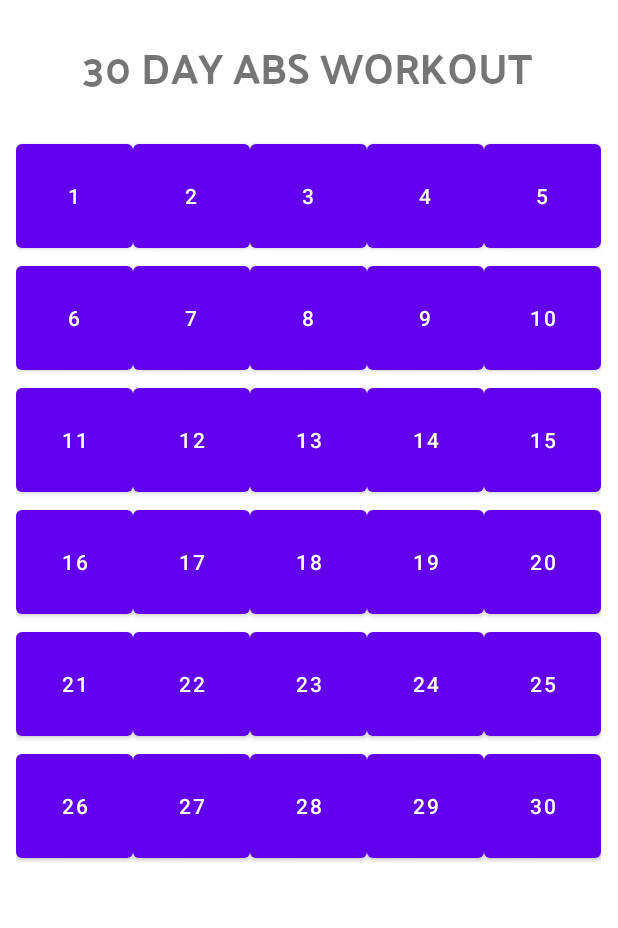
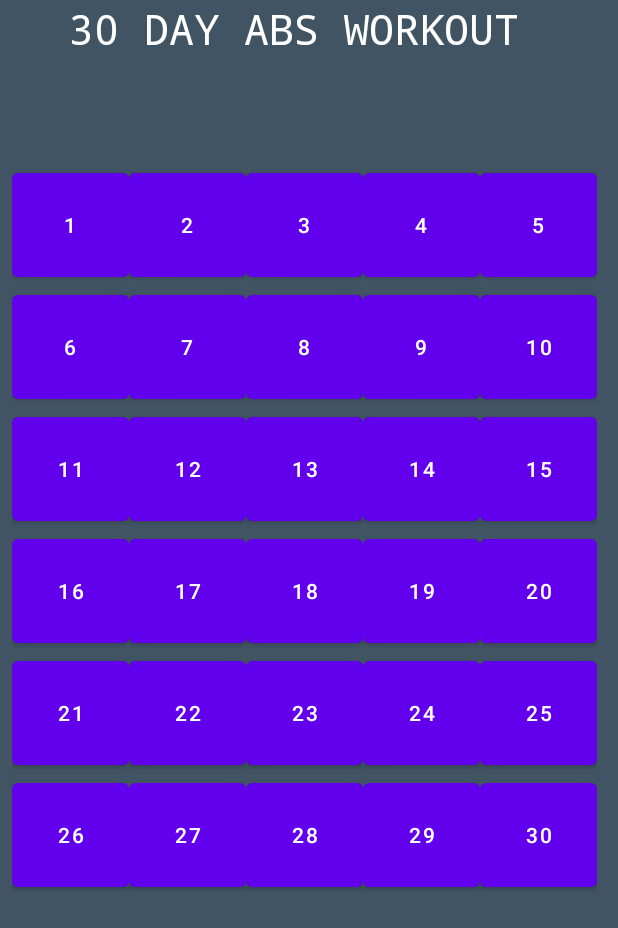
Before and after one commit to ppandya12/IndividualProject2021, an Android app: the layout fragment_dashboard.xml on its own in the app's theme, with its tools: preview values and no code run, on a phone screen of 412 x 824 dp. Shown: the top 928 px of the screen. Run offline under Robolectric (Android 15) with nearby library versions, the phone set to English and light mode, and no system bars.

Commit message:
changed colour theme after conducting more research & changed fonts

```diff
--- a/MyApplication/app/src/main/res/layout/fragment_dashboard.xml
+++ b/MyApplication/app/src/main/res/layout/fragment_dashboard.xml
@@ -4,6 +4,7 @@
     xmlns:tools="http://schemas.android.com/tools"
     android:layout_width="match_parent"
     android:layout_height="match_parent"
+    android:background="#415463"
     tools:context=".ui.dashboard.DashboardFragment">
 
     <TextView
@@ -24,12 +25,13 @@
         android:id="@+id/gridLayout"
         android:layout_width="396dp"
         android:layout_height="565dp"
+        android:layout_marginTop="101dp"
+        android:layout_marginBottom="141dp"
         app:layout_constraintBottom_toBottomOf="parent"
         app:layout_constraintEnd_toEndOf="parent"
-        app:layout_constraintHorizontal_bias="0.666"
+        app:layout_constraintHorizontal_bias="0.5"
         app:layout_constraintStart_toStartOf="parent"
-        app:layout_constraintTop_toTopOf="parent"
-        app:layout_constraintVertical_bias="0.347">
+        app:layout_constraintTop_toTopOf="parent">
 
         <androidx.gridlayout.widget.GridLayout
             android:layout_width="wrap_content"
@@ -41,13 +43,17 @@
                 android:id="@+id/button64"
                 android:layout_width="78dp"
                 android:layout_height="81dp"
-                android:text="1" />
+                android:hapticFeedbackEnabled="true"
+                android:text="@string/_1"
+                app:iconTint="#252728"
+                app:rippleColor="#FFFFFF" />
 
             <Button
                 android:id="@+id/button60"
                 android:layout_width="78dp"
                 android:layout_height="81dp"
-                android:text="2"
+                android:hapticFeedbackEnabled="true"
+                android:text="@string/_2"
                 app:layout_column="1"
                 app:layout_row="0" />
 
@@ -55,25 +61,29 @@
                 android:id="@+id/button61"
                 android:layout_width="78dp"
                 android:layout_height="81dp"
-                android:text="3" />
+                android:hapticFeedbackEnabled="true"
+                android:text="@string/_3" />
 
             <Button
                 android:id="@+id/button62"
                 android:layout_width="78dp"
                 android:layout_height="81dp"
-                android:text="4" />
+                android:hapticFeedbackEnabled="true"
+                android:text="@string/_4" />
 
             <Button
                 android:id="@+id/button63"
                 android:layout_width="78dp"
                 android:layout_height="81dp"
-                android:text="5" />
+                android:hapticFeedbackEnabled="true"
+                android:text="@string/_5" />
 
             <Button
                 android:id="@+id/button59"
                 android:layout_width="78dp"
                 android:layout_height="81dp"
-                android:text="30"
+                android:hapticFeedbackEnabled="true"
+                android:text="@string/_30"
                 app:layout_column="4"
                 app:layout_row="5" />
 
@@ -81,7 +91,8 @@
                 android:id="@+id/button55"
                 android:layout_width="78dp"
                 android:layout_height="81dp"
-                android:text="26"
+                android:hapticFeedbackEnabled="true"
+                android:text="@string/_26"
                 app:layout_column="0"
                 app:layout_row="5" />
 
@@ -89,19 +100,22 @@
                 android:id="@+id/button56"
                 android:layout_width="78dp"
                 android:layout_height="81dp"
-                android:text="27" />
+                android:hapticFeedbackEnabled="true"
+                android:text="@string/_27" />
 
             <Button
                 android:id="@+id/button57"
                 android:layout_width="78dp"
                 android:layout_height="81dp"
-                android:text="28" />
+                android:hapticFeedbackEnabled="true"
+                android:text="@string/_28" />
 
             <Button
                 android:id="@+id/button58"
                 android:layout_width="78dp"
                 android:layout_height="81dp"
-                android:text="29"
+                android:hapticFeedbackEnabled="true"
+                android:text="@string/_29"
                 app:layout_column="3"
                 app:layout_row="5" />
 
@@ -109,7 +123,8 @@
                 android:id="@+id/button50"
                 android:layout_width="78dp"
                 android:layout_height="81dp"
-                android:text="25"
+                android:hapticFeedbackEnabled="true"
+                android:text="@string/_25"
                 app:layout_column="4"
                 app:layout_row="4" />
 
@@ -117,7 +132,8 @@
                 android:id="@+id/button51"
                 android:layout_width="78dp"
                 android:layout_height="81dp"
-                android:text="24"
+                android:hapticFeedbackEnabled="true"
+                android:text="@string/_24"
                 app:layout_column="3"
                 app:layout_row="4" />
 
@@ -125,7 +141,8 @@
                 android:id="@+id/button52"
                 android:layout_width="78dp"
                 android:layout_height="81dp"
-                android:text="21"
+                android:hapticFeedbackEnabled="true"
+                android:text="@string/_21"
                 app:layout_column="0"
                 app:layout_row="4" />
 
@@ -133,19 +150,22 @@
                 android:id="@+id/button53"
                 android:layout_width="78dp"
                 android:layout_height="81dp"
-                android:text="22" />
+                android:hapticFeedbackEnabled="true"
+                android:text="@string/_22" />
 
             <Button
                 android:id="@+id/button54"
                 android:layout_width="78dp"
                 android:layout_height="81dp"
-                android:text="23" />
+                android:hapticFeedbackEnabled="true"
+                android:text="@string/_23" />
 
             <Button
                 android:id="@+id/button45"
                 android:layout_width="78dp"
                 android:layout_height="81dp"
-                android:text="16"
+                android:hapticFeedbackEnabled="true"
+                android:text="@string/_16"
                 app:layout_column="0"
                 app:layout_row="3" />
 
@@ -153,24 +173,28 @@
                 android:id="@+id/button46"
                 android:layout_width="78dp"
                 android:layout_height="81dp"
-                android:text="17" />
+                android:hapticFeedbackEnabled="true"
+                android:text="@string/_17" />
 
             <Button
                 android:id="@+id/button47"
                 android:layout_width="78dp"
                 android:layout_height="81dp"
-                android:text="18" />
+                android:hapticFeedbackEnabled="true"
+                android:text="@string/_18" />
 
             <Button
                 android:id="@+id/button48"
                 android:layout_width="78dp"
                 android:layout_height="81dp"
-                android:text="19" />
+                android:hapticFeedbackEnabled="true"
+                android:text="@string/_19" />
 
             <Button
                 android:id="@+id/button49"
                 android:layout_width="78dp"
                 android:layout_height="81dp"
+                android:hapticFeedbackEnabled="true"
                 android:text="20"
                 app:layout_column="4"
                 app:layout_row="3" />
@@ -179,6 +203,7 @@
                 android:id="@+id/button44"
                 android:layout_width="78dp"
                 android:layout_height="81dp"
+                android:hapticFeedbackEnabled="true"
                 android:text="11"
                 app:layout_column="0"
                 app:layout_row="2" />
@@ -187,30 +212,35 @@
                 android:id="@+id/button42"
                 android:layout_width="78dp"
                 android:layout_height="81dp"
-                android:text="12" />
+                android:hapticFeedbackEnabled="true"
+                android:text="@string/_12" />
 
             <Button
                 android:id="@+id/button43"
                 android:layout_width="78dp"
                 android:layout_height="81dp"
-                android:text="13" />
+                android:hapticFeedbackEnabled="true"
+                android:text="@string/_13" />
 
             <Button
                 android:id="@+id/button41"
                 android:layout_width="78dp"
                 android:layout_height="81dp"
-                android:text="14" />
+                android:hapticFeedbackEnabled="true"
+                android:text="@string/_14" />
 
             <Button
                 android:id="@+id/button40"
                 android:layout_width="78dp"
                 android:layout_height="81dp"
-                android:text="15" />
+                android:hapticFeedbackEnabled="true"
+                android:text="@string/_15" />
 
             <Button
                 android:id="@+id/button39"
                 android:layout_width="78dp"
                 android:layout_height="81dp"
+                android:hapticFeedbackEnabled="true"
                 android:text="10"
                 app:layout_column="4"
                 app:layout_row="1" />
@@ -219,6 +249,7 @@
                 android:id="@+id/button33"
                 android:layout_width="78dp"
                 android:layout_height="81dp"
+                android:hapticFeedbackEnabled="true"
                 android:text="8"
                 app:layout_column="2"
                 app:layout_row="1" />
@@ -227,13 +258,15 @@
                 android:id="@+id/button37"
                 android:layout_width="78dp"
                 android:layout_height="81dp"
-                android:text="9" />
+                android:hapticFeedbackEnabled="true"
+                android:text="@string/_9" />
 
             <Button
                 android:id="@+id/button35"
                 android:layout_width="78dp"
                 android:layout_height="81dp"
-                android:text="7"
+                android:hapticFeedbackEnabled="true"
+                android:text="@string/_7"
                 app:layout_column="1"
                 app:layout_row="1" />
 
@@ -241,7 +274,8 @@
                 android:id="@+id/button38"
                 android:layout_width="78dp"
                 android:layout_height="81dp"
-                android:text="6"
+                android:hapticFeedbackEnabled="true"
+                android:text="@string/_6"
                 app:layout_column="0"
                 app:layout_row="1" />
 
@@ -252,14 +286,18 @@
         android:id="@+id/textView4"
         android:layout_width="wrap_content"
         android:layout_height="wrap_content"
-        android:fontFamily="@font/palanquin_dark"
-        android:text="30 DAY ABS WORKOUT"
+        android:layout_marginStart="46dp"
+        android:layout_marginEnd="46dp"
+        android:layout_marginBottom="749dp"
+        android:fontFamily="monospace"
+        android:text="@string/_30_day_abs_workout"
+        android:textColor="#FFFFFF"
         android:textSize="28sp"
-        app:layout_constraintBottom_toTopOf="@+id/gridLayout"
+        app:layout_constraintBottom_toBottomOf="parent"
         app:layout_constraintEnd_toEndOf="parent"
-        app:layout_constraintHorizontal_bias="0.49"
+        app:layout_constraintHorizontal_bias="0.0"
         app:layout_constraintStart_toStartOf="parent"
         app:layout_constraintTop_toTopOf="parent"
-        app:layout_constraintVertical_bias="0.49" />
+        app:layout_constraintVertical_bias="0.0" />
 
 </androidx.constraintlayout.widget.ConstraintLayout>
--- a/MyApplication/app/src/main/res/values/strings.xml
+++ b/MyApplication/app/src/main/res/values/strings.xml
@@ -24,4 +24,31 @@
     <string name="delete_button3">delete button</string>
     <string name="delete_button4">delete button</string>
     <string name="timer">00:00</string>
+    <string name="_17">17</string>
+    <string name="_21">21</string>
+    <string name="_30_day_abs_workout">30 DAY ABS WORKOUT</string>
+    <string name="_25">25</string>
+    <string name="_29">29</string>
+    <string name="_26">26</string>
+    <string name="_1">1</string>
+    <string name="_4">4</string>
+    <string name="_6">6</string>
+    <string name="_7">7</string>
+    <string name="_9">9</string>
+    <string name="_15">15</string>
+    <string name="_14">14</string>
+    <string name="_13">13</string>
+    <string name="_12">12</string>
+    <string name="_19">19</string>
+    <string name="_18">18</string>
+    <string name="_23">23</string>
+    <string name="_22">22</string>
+    <string name="_24">24</string>
+    <string name="_28">28</string>
+    <string name="_27">27</string>
+    <string name="_30">30</string>
+    <string name="_5">5</string>
+    <string name="_3">3</string>
+    <string name="_16">16</string>
+    <string name="_2">2</string>
 </resources>
```
Also changed, not shown: MyApplication/app/src/main/res/layout/fragment_home.xml (+39 -19 lines), MyApplication/app/src/main/res/layout/fragment_notifications.xml (+13 -33 lines).
